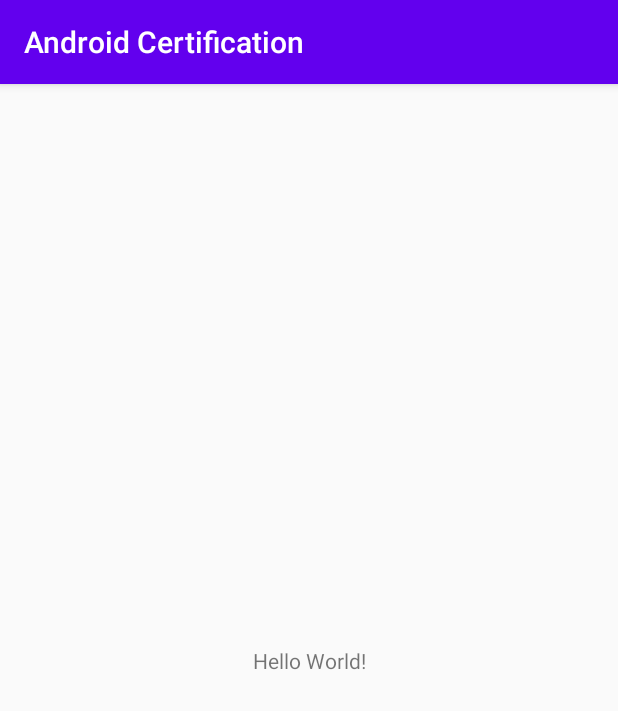
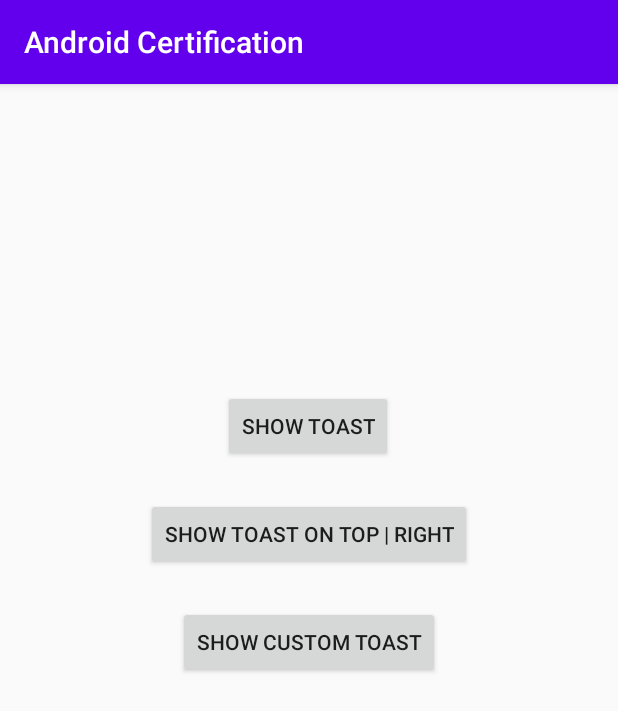
Before and after one commit to rudda/android-certification, an Android app: the screen it shows after launch (MainActivity), on a phone screen of 412 x 824 dp. Shown: the top 711 px of the screen. Run offline under Robolectric (Android 15) with nearby library versions, the phone set to English and light mode, and no system bars.

Commit message:
feature: implements Toast variants

```diff
--- a/app/src/main/java/com/github/rudda/androidcertification/MainActivity.java
+++ b/app/src/main/java/com/github/rudda/androidcertification/MainActivity.java
@@ -2,13 +2,97 @@ package com.github.rudda.androidcertification;
 
 import androidx.appcompat.app.AppCompatActivity;
 
+import android.content.Context;
 import android.os.Bundle;
+import android.view.Gravity;
+import android.view.LayoutInflater;
+import android.view.View;
+import android.view.ViewGroup;
+import android.widget.Button;
+import android.widget.TextView;
+import android.widget.Toast;
 
-public class MainActivity extends AppCompatActivity {
+public class MainActivity extends AppCompatActivity implements View.OnClickListener {
+
+    private Button showToastButton;
+    private Button showToastOnTopRightButton;
+    private Button showCustomToastButton;
 
     @Override
     protected void onCreate(Bundle savedInstanceState) {
         super.onCreate(savedInstanceState);
         setContentView(R.layout.activity_main);
+        init();
+    }
+
+
+    /**
+     * this method init all views and set click method for each button
+     */
+    private void init() {
+        showToastButton = (Button) findViewById(R.id.button);
+        showToastOnTopRightButton = (Button) findViewById(R.id.button2);
+        showCustomToastButton = (Button) findViewById(R.id.button3);
+
+        showToastButton.setOnClickListener(this);
+        showCustomToastButton.setOnClickListener(this);
+        showToastOnTopRightButton.setOnClickListener(this);
+
+    }
+
+    /**
+     * init and return a Toast Object
+     * @return Toast
+     */
+
+    public Toast initToast() {
+        Context context = getApplicationContext();
+        CharSequence text = "Hello toast!";
+        int duration = Toast.LENGTH_SHORT;
+
+        return Toast.makeText(context, text, duration);
+    }
+
+
+    public void showBasicToast(Toast toast) {
+        toast.show();
+    }
+
+    public void showToastOnRightCorner(Toast toast) {
+        toast.setGravity(Gravity.TOP| Gravity.RIGHT, 0, 0);
+        toast.show();
+    }
+
+    public void showCustomToast(Toast toast) {
+        LayoutInflater inflater = getLayoutInflater();
+        View layout = inflater.inflate(R.layout.layout_custom_toast,
+                (ViewGroup) findViewById(R.id.custom_toast_container));
+
+        TextView text = (TextView) layout.findViewById(R.id.text);
+        text.setText("This is a custom toast");
+
+        toast.setGravity(Gravity.CENTER_VERTICAL, 0, 0);
+        toast.setView(layout);
+        toast.show();
+
+    }
+
+    /**
+     * handle click events
+     * @param v
+     */
+    @Override
+    public void onClick(View v) {
+        switch (v.getId()){
+            case R.id.button:
+                showBasicToast(initToast());
+                break;
+            case R.id.button2:
+                showToastOnRightCorner(initToast());
+                break;
+            case R.id.button3:
+                showCustomToast(initToast());
+                break;
+        }
     }
 }
--- a/app/src/main/res/layout/activity_main.xml
+++ b/app/src/main/res/layout/activity_main.xml
@@ -6,13 +6,34 @@
     android:layout_height="match_parent"
     tools:context=".MainActivity">
 
-    <TextView
+    <Button
+        android:id="@+id/button"
         android:layout_width="wrap_content"
         android:layout_height="wrap_content"
-        android:text="Hello World!"
-        app:layout_constraintBottom_toBottomOf="parent"
-        app:layout_constraintLeft_toLeftOf="parent"
-        app:layout_constraintRight_toRightOf="parent"
+        android:layout_marginTop="204dp"
+        android:text="Show Toast"
+        app:layout_constraintEnd_toEndOf="parent"
+        app:layout_constraintHorizontal_bias="0.498"
+        app:layout_constraintStart_toStartOf="parent"
         app:layout_constraintTop_toTopOf="parent" />
 
+    <Button
+        android:id="@+id/button2"
+        android:layout_width="wrap_content"
+        android:layout_height="wrap_content"
+        android:layout_marginTop="24dp"
+        android:text="Show Toast on Top | Right"
+        app:layout_constraintEnd_toEndOf="parent"
+        app:layout_constraintStart_toStartOf="parent"
+        app:layout_constraintTop_toBottomOf="@+id/button" />
+
+    <Button
+        android:id="@+id/button3"
+        android:layout_width="wrap_content"
+        android:layout_height="wrap_content"
+        android:layout_marginTop="24dp"
+        android:text="Show Custom Toast"
+        app:layout_constraintEnd_toEndOf="parent"
+        app:layout_constraintStart_toStartOf="parent"
+        app:layout_constraintTop_toBottomOf="@+id/button2" />
 </androidx.constraintlayout.widget.ConstraintLayout>
```
Also changed, not shown: app/src/main/res/layout/layout_custom_toast.xml (added, +19 -0 lines).
